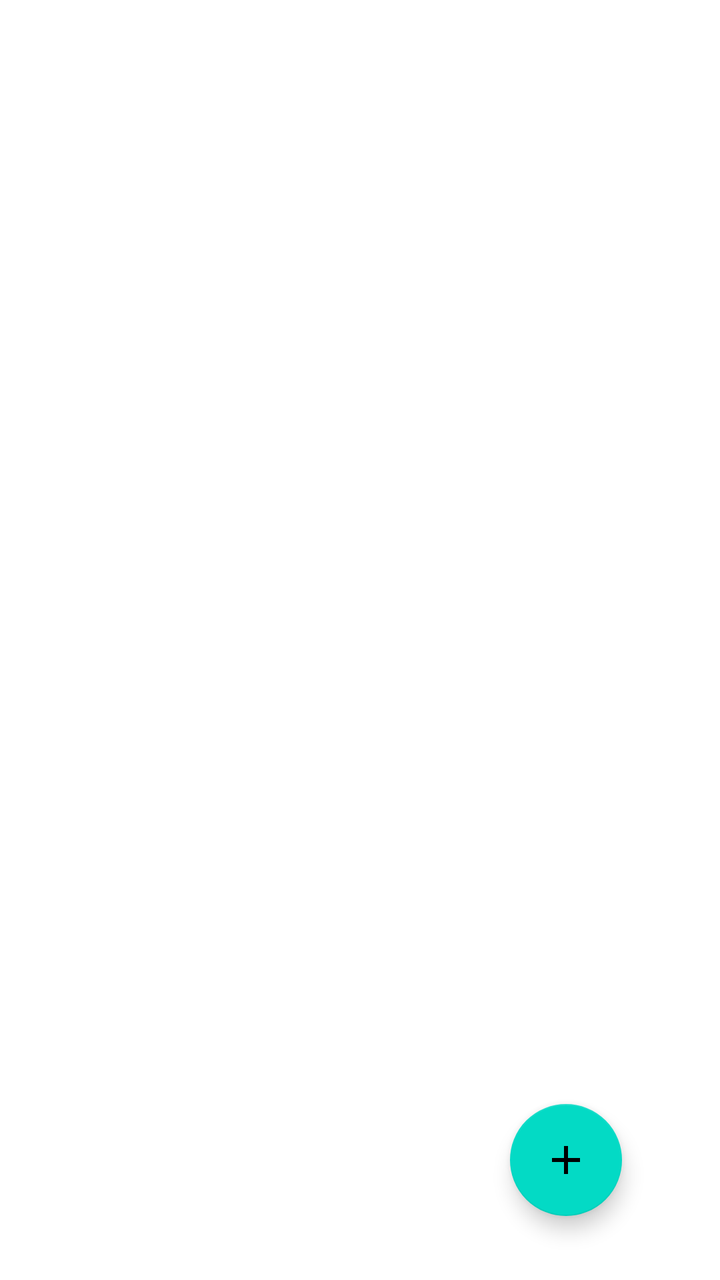
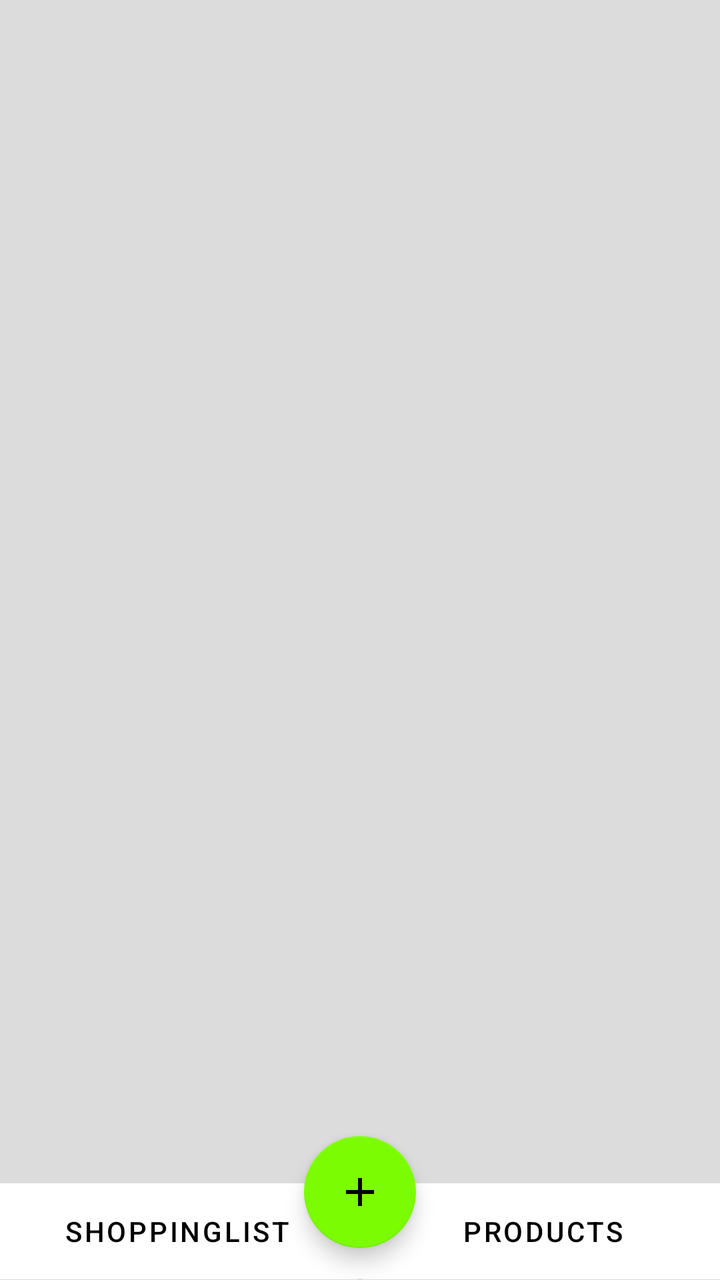

The first picture is an Android layout as it rendered before a commit; the second is the same layout after the commit. The layout source and the unified diff follow.
<!-- AndroidManifest.xml: application theme Theme.SmartShoppingList -->
<!-- res/layout/activity_products.xml -->
<?xml version="1.0" encoding="utf-8"?>
<androidx.constraintlayout.widget.ConstraintLayout xmlns:android="http://schemas.android.com/apk/res/android"
    xmlns:app="http://schemas.android.com/apk/res-auto"
    xmlns:tools="http://schemas.android.com/tools"
    android:id="@+id/linearLayout"
    android:layout_width="match_parent"
    android:layout_height="match_parent"
    tools:context="ui.MainActivity">

    <androidx.recyclerview.widget.RecyclerView
        android:id="@+id/itemListView"
        android:layout_width="0dp"
        android:layout_height="wrap_content"
        app:layout_constraintEnd_toEndOf="parent"
        app:layout_constraintStart_toStartOf="parent"
        app:layout_constraintTop_toTopOf="parent" />

    <com.google.android.material.floatingactionbutton.FloatingActionButton
        android:id="@+id/addProductButton"
        android:layout_width="wrap_content"
        android:layout_height="wrap_content"
        android:layout_marginEnd="49dp"
        android:layout_marginBottom="32dp"
        android:clickable="true"
        app:layout_constraintBottom_toBottomOf="parent"
        app:layout_constraintEnd_toEndOf="parent"
        app:srcCompat="@drawable/ic_baseline_add_24" />

</androidx.constraintlayout.widget.ConstraintLayout>
<!-- resources referenced by this layout -->
<resources>
  <!-- drawable ic_baseline_add_24 (drawable) -->
  <vector android:height="24dp" android:tint="#FFFFFF"
      android:viewportHeight="24" android:viewportWidth="24"
      android:width="24dp" xmlns:android="http://schemas.android.com/apk/res/android">
      <path android:fillColor="@android:color/white" android:pathData="M19,13h-6v6h-2v-6H5v-2h6V5h2v6h6v2z"/>
  </vector>
  <style name="Theme.SmartShoppingList" parent="Theme.MaterialComponents.DayNight.DarkActionBar">
          
          <item name="colorPrimary">@color/purple_500</item>
          <item name="colorPrimaryVariant">@color/purple_700</item>
          <item name="colorOnPrimary">@color/white</item>
          
          <item name="colorSecondary">@color/teal_200</item>
          <item name="colorSecondaryVariant">@color/teal_700</item>
          <item name="colorOnSecondary">@color/black</item>
          
          <item name="android:statusBarColor" tools:targetApi="l">?attr/colorPrimaryVariant</item>
          
      </style>
  <color name="purple_500">#FF6200EE</color>
  <color name="purple_700">#FF3700B3</color>
  <color name="white">#FFFFFFFF</color>
  <color name="teal_200">#FF03DAC5</color>
  <color name="teal_700">#FF018786</color>
  <color name="black">#FF000000</color>
</resources>

<!-- the commit's change to res/layout/activity_products.xml (unified diff, before → after) -->
@@ -15,15 +15,44 @@
         app:layout_constraintStart_toStartOf="parent"
         app:layout_constraintTop_toTopOf="parent" />
 
+    <Button
+        android:id="@+id/btnProductsDis"
+        android:layout_width="0dp"
+        android:layout_height="wrap_content"
+        android:layout_marginStart="-30dp"
+        android:layout_marginEnd="-5dp"
+        android:layout_marginBottom="-6dp"
+        android:height="60dp"
+        android:clickable="false"
+        android:text="Products"
+        android:textColor="?android:attr/textColor"
+        app:layout_constraintBottom_toBottomOf="parent"
+        app:layout_constraintEnd_toEndOf="parent"
+        app:layout_constraintHorizontal_bias="1.0"
+        app:layout_constraintStart_toEndOf="@+id/addProductButton" />
+
     <com.google.android.material.floatingactionbutton.FloatingActionButton
         android:id="@+id/addProductButton"
         android:layout_width="wrap_content"
         android:layout_height="wrap_content"
-        android:layout_marginEnd="49dp"
-        android:layout_marginBottom="32dp"
-        android:clickable="true"
+        android:layout_marginBottom="16dp"
+        android:src="@drawable/ic_baseline_add_24"
         app:layout_constraintBottom_toBottomOf="parent"
         app:layout_constraintEnd_toEndOf="parent"
-        app:srcCompat="@drawable/ic_baseline_add_24" />
+        app:layout_constraintStart_toStartOf="parent" />
+
+    <Button
+        android:id="@+id/btnList"
+        android:layout_width="0dp"
+        android:layout_height="wrap_content"
+        android:layout_marginStart="-5dp"
+        android:layout_marginEnd="-30dp"
+        android:layout_marginBottom="-6dp"
+        android:height="60dp"
+        android:text="Shoppinglist"
+        android:textColor="?android:attr/textColor"
+        app:layout_constraintBottom_toBottomOf="parent"
+        app:layout_constraintEnd_toStartOf="@+id/addProductButton"
+        app:layout_constraintStart_toStartOf="parent" />
 
 </androidx.constraintlayout.widget.ConstraintLayout>
<!-- resource entries referenced after the edit -->
@@ -8,22 +8,24 @@
   </vector>
   <style name="Theme.SmartShoppingList" parent="Theme.MaterialComponents.DayNight.DarkActionBar">
           
-          <item name="colorPrimary">@color/purple_500</item>
-          <item name="colorPrimaryVariant">@color/purple_700</item>
-          <item name="colorOnPrimary">@color/white</item>
+          <item name="colorPrimary">@color/white</item>
+          <item name="colorPrimaryVariant">@color/light_green</item>
+          <item name="colorOnPrimary">@color/black</item>
           
-          <item name="colorSecondary">@color/teal_200</item>
-          <item name="colorSecondaryVariant">@color/teal_700</item>
+          <item name="colorSecondary">@color/light_green</item>
+          <item name="colorSecondaryVariant">@color/light_green</item>
           <item name="colorOnSecondary">@color/black</item>
           
           <item name="android:statusBarColor" tools:targetApi="l">?attr/colorPrimaryVariant</item>
           
+          <item name="android:textColor">@color/black</item>
+          <item name="android:actionMenuTextColor">@color/black</item>
+          <item name="android:itemTextAppearance">@color/black</item>
+          <item name="android:windowBackground">@color/background_white</item>
       </style>
-  <color name="purple_500">#FF6200EE</color>
-  <color name="purple_700">#FF3700B3</color>
   <color name="white">#FFFFFFFF</color>
-  <color name="teal_200">#FF03DAC5</color>
-  <color name="teal_700">#FF018786</color>
+  <color name="light_green">#7CFC00</color>
   <color name="black">#FF000000</color>
+  <color name="background_white">#DCDCDC</color>
 </resources>
 
